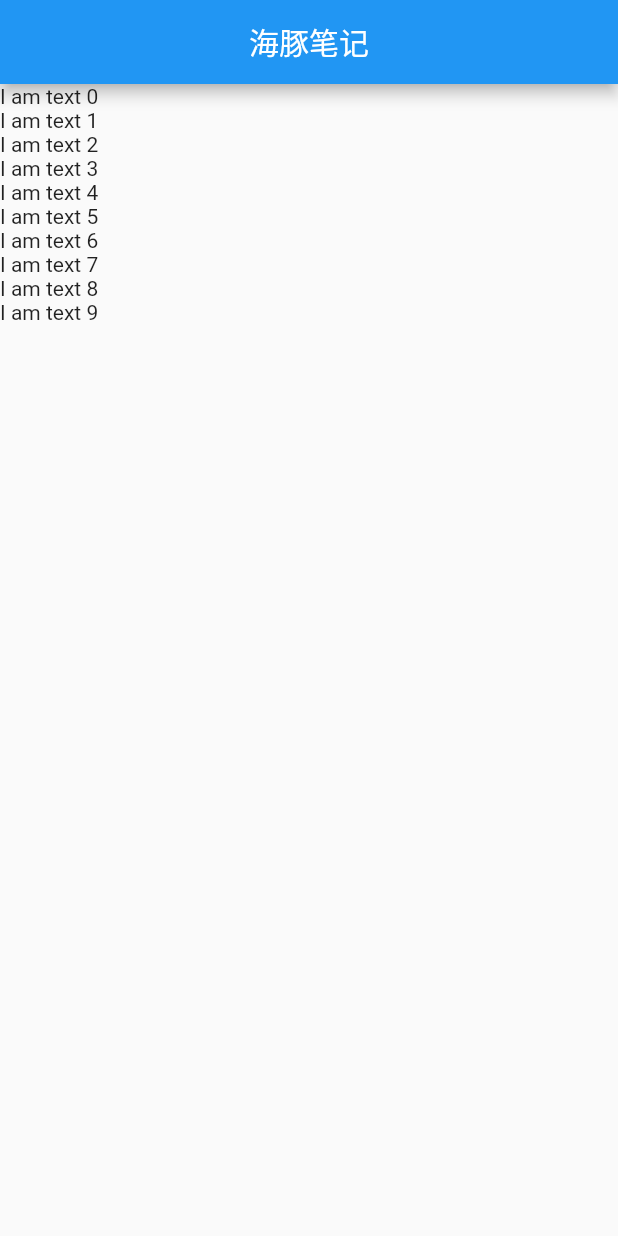
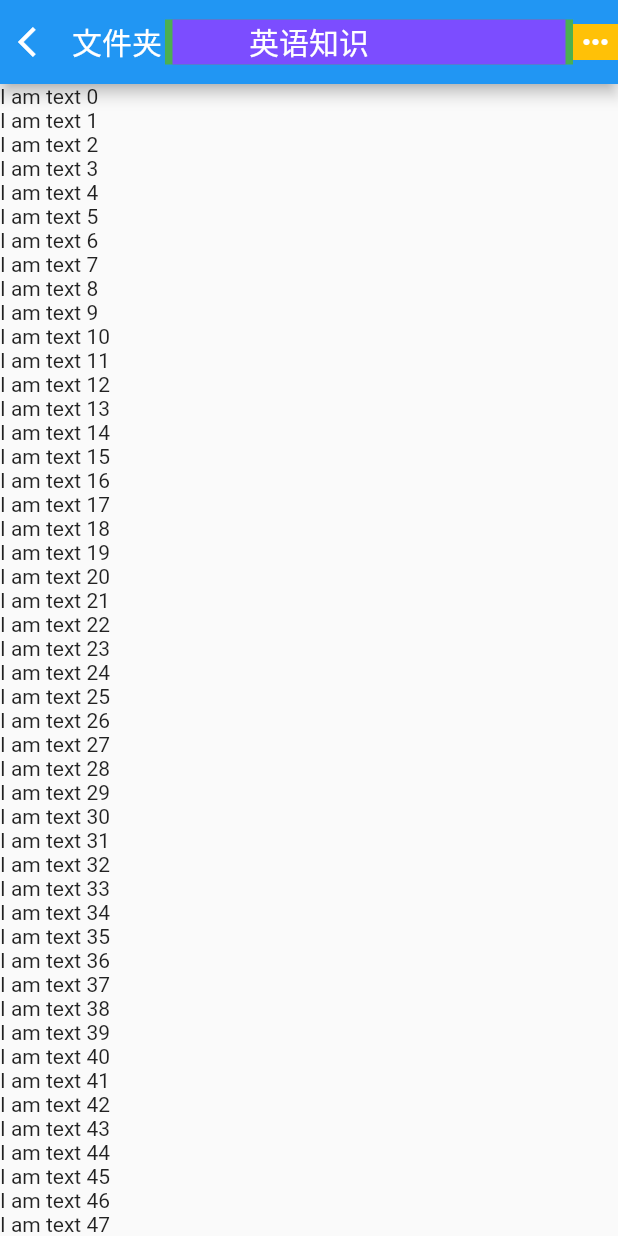
Before and after one commit to jims57/seal_note, a Flutter app: the screen it shows after launch, on a phone screen of 412 x 824 dp. Run offline on Flutter 3.47's test engine with Material 2 defaults, Android fonts, the light colour scheme and no system bars; our stand-ins replace moor, moor_ffi; generated files the repository leaves out were written again.

Commit message:
Changed AppBar as custom one which takes more than one widget in leading position.

```diff
--- a/lib/ui/MasterDetailPage.dart
+++ b/lib/ui/MasterDetailPage.dart
@@ -11,16 +11,68 @@ class MasterDetailPage extends StatefulWidget {
 
 class _MasterDetailPageState extends State<MasterDetailPage> {
   bool isLargeScreen = false;
+  double _screenWidth = 0;
+  double _leadingWidth = 110;
+  double _tailWidth = 30;
+  double _offsetToLeft = 80;
 
   @override
   Widget build(BuildContext context) {
+//    double _offsetToLeft = (_leadingWidth-_tailWidth);
+    _screenWidth = MediaQuery.of(context).size.width;
+
+    double _titleWidth =
+        _getAppBarTitleWidth(_screenWidth, _leadingWidth, _tailWidth);
+
     return Scaffold(
       appBar: AppBar(
-        title: Center(child: Text('海豚笔记')),
+        title: Row(
+          children: [
+            Container(
+              width: _leadingWidth,
+              child: Row(
+                mainAxisAlignment: MainAxisAlignment.start,
+                children: [
+                  IconButton(
+                    icon: Icon(
+                      Icons.arrow_back_ios,
+                      color: Colors.white,
+                    ),
+                  ),
+                  Text('文件夹'),
+                ],
+              ),
+            ),
+            Container(
+              color: Colors.green,
+              width: _titleWidth,
+              padding: const EdgeInsets.only(left: 5.0, right: 5),
+              child: Container(
+//                alignment: Alignment.center,
+//                width: _titleWidth,
+                padding: EdgeInsets.only(right: _offsetToLeft),
+                color: Colors.deepPurpleAccent,
+                child: Center(
+                  child: Text(
+//                    '英语知识英语知识英语知识英语知识英语知识英语知识英语知识英语知识英语知识英语知识英语知识英语知识知识英语知识英语知识英语知识英语知识知识英语知识英语知识英语知识英语知识知识英语知识英语知识英语知识英语知识'),
+                      '英语知识'),
+                ),
+              ),
+            ),
+            Container(
+              color: Colors.amber,
+              width: _tailWidth,
+              child: Icon(Icons.more_horiz),
+            )
+          ],
+        ),
+        titleSpacing: 0.0,
+//        centerTitle: true, //>>center title>>center appbar title
       ),
       body: OrientationBuilder(
         builder: (c, o) {
-          if (MediaQuery.of(context).size.width > 600) {
+          _screenWidth = MediaQuery.of(context).size.width;
+          if (_screenWidth > 600) {
             isLargeScreen = true;
           } else {
             isLargeScreen = false;
@@ -31,7 +83,7 @@ class _MasterDetailPageState extends State<MasterDetailPage> {
               Expanded(
                 flex: 1,
                 child: ItemListWidget(
-                    itemCount: 10,
+                    itemCount: 60,
                     onItemSelected: () {
                       // When it is a small screen
                       if (!isLargeScreen) {
@@ -55,3 +107,8 @@ class _MasterDetailPageState extends State<MasterDetailPage> {
     );
   }
 }
+
+double _getAppBarTitleWidth(
+    double screenWidth, double leadingWidth, double tailWidth) {
+  return (screenWidth - leadingWidth - tailWidth);
+}
```
Also changed, not shown: 2 other files.
